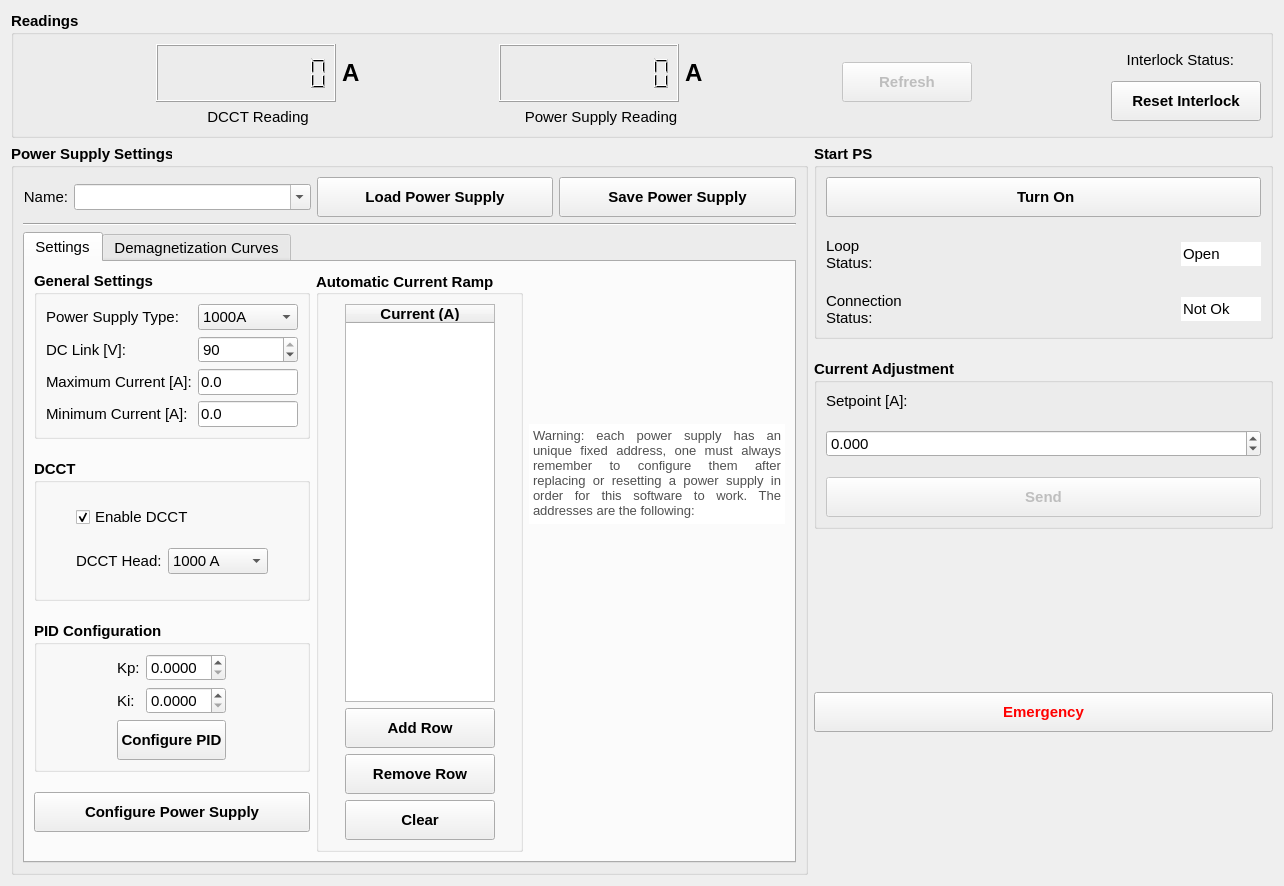
This is hallbench/gui/ui/supplywidget.ui in lnls-ima/hall-bench-control as Qt 5 draws it before an edit. The edited form follows.
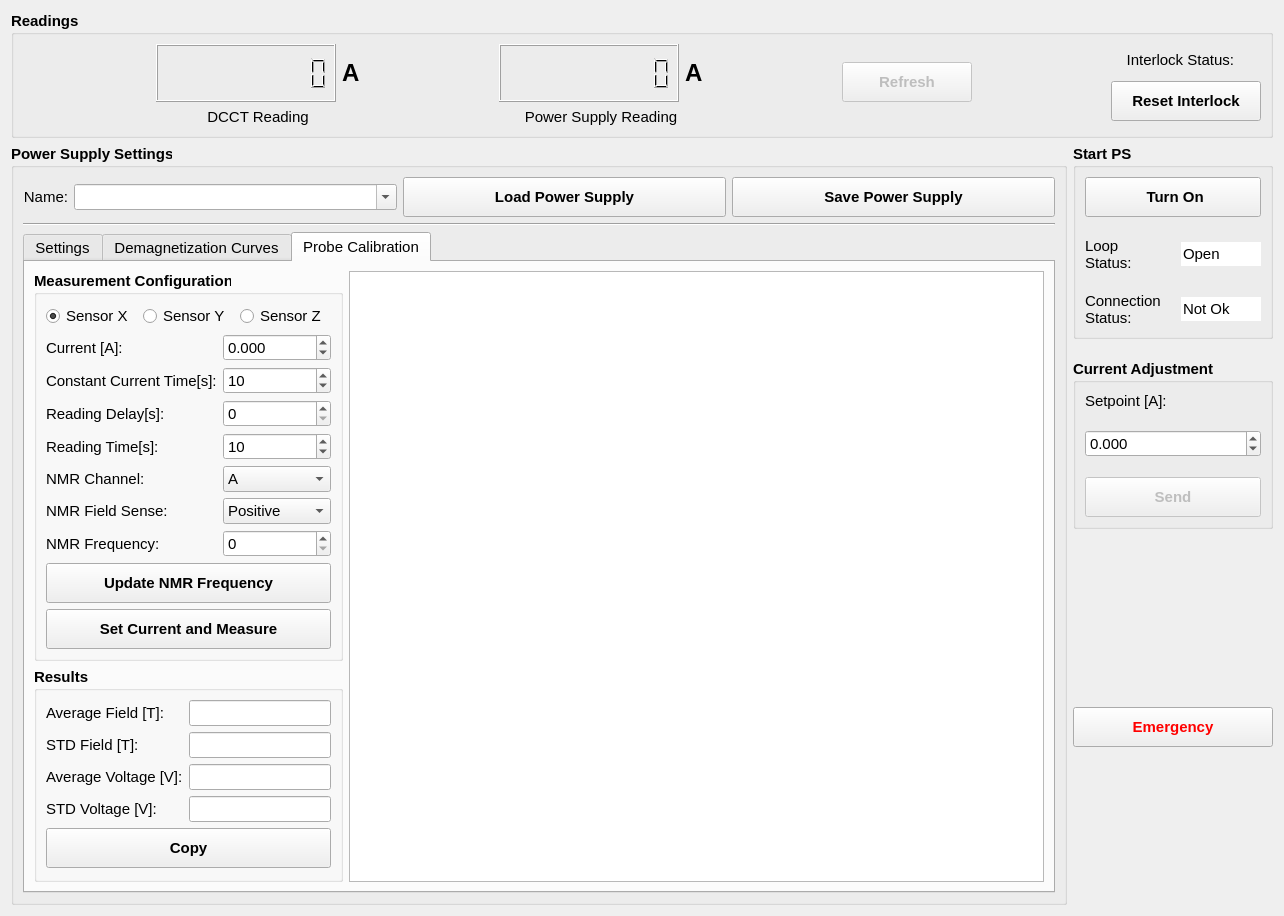
This is the edited form. The open tabs and pages were chosen to show the change. Icons and pictures are not drawn. Custom widgets are drawn as their Qt base class.

Commit message: Adding probe calibration tab in power supply widget

The edit to the form file:
```diff
--- a/hallbench/gui/ui/supplywidget.ui
+++ b/hallbench/gui/ui/supplywidget.ui
@@ -448,7 +448,7 @@
          </font>
         </property>
         <property name="currentIndex">
-         <number>1</number>
+         <number>0</number>
         </property>
         <property name="iconSize">
          <size>
@@ -1251,7 +1251,7 @@
              <bool>true</bool>
             </property>
             <property name="currentIndex">
-             <number>3</number>
+             <number>0</number>
             </property>
             <widget class="QWidget" name="tab0">
              <attribute name="title">
@@ -2782,6 +2782,522 @@
           </item>
          </layout>
         </widget>
+        <widget class="QWidget" name="tab_3">
+         <attribute name="title">
+          <string>Probe Calibration</string>
+         </attribute>
+         <layout class="QGridLayout" name="gridLayout_21">
+          <item row="0" column="0">
+           <widget class="QGroupBox" name="groupBox_3">
+            <property name="font">
+             <font>
+              <weight>75</weight>
+              <bold>true</bold>
+             </font>
+            </property>
+            <property name="title">
+             <string>Measurement Configuration</string>
+            </property>
+            <layout class="QGridLayout" name="gridLayout_19">
+             <item row="0" column="0" colspan="2">
+              <layout class="QHBoxLayout" name="horizontalLayout_10">
+               <item>
+                <widget class="QRadioButton" name="pc_sensorx_rb">
+                 <property name="font">
+                  <font>
+                   <weight>50</weight>
+                   <bold>false</bold>
+                  </font>
+                 </property>
+                 <property name="text">
+                  <string>Sensor X</string>
+                 </property>
+                 <property name="checked">
+                  <bool>true</bool>
+                 </property>
+                </widget>
+               </item>
+               <item>
+                <widget class="QRadioButton" name="pc_sensory_rb">
+                 <property name="font">
+                  <font>
+                   <weight>50</weight>
+                   <bold>false</bold>
+                  </font>
+                 </property>
+                 <property name="text">
+                  <string>Sensor Y</string>
+                 </property>
+                 <property name="checked">
+                  <bool>false</bool>
+                 </property>
+                </widget>
+               </item>
+               <item>
+                <widget class="QRadioButton" name="pc_sensorz_rb">
+                 <property name="font">
+                  <font>
+                   <weight>50</weight>
+                   <bold>false</bold>
+                  </font>
+                 </property>
+                 <property name="text">
+                  <string>Sensor Z</string>
+                 </property>
+                </widget>
+               </item>
+              </layout>
+             </item>
+             <item row="4" column="0">
+              <widget class="QLabel" name="label_4">
+               <property name="font">
+                <font>
+                 <weight>50</weight>
+                 <bold>false</bold>
+                </font>
+               </property>
+               <property name="text">
+                <string>Current [A]:</string>
+               </property>
+              </widget>
+             </item>
+             <item row="4" column="1">
+              <widget class="QDoubleSpinBox" name="pc_current_sb">
+               <property name="font">
+                <font>
+                 <weight>50</weight>
+                 <bold>false</bold>
+                </font>
+               </property>
+               <property name="decimals">
+                <number>3</number>
+               </property>
+               <property name="minimum">
+                <double>-1000.000000000000000</double>
+               </property>
+               <property name="maximum">
+                <double>1000.000000000000000</double>
+               </property>
+              </widget>
+             </item>
+             <item row="5" column="0">
+              <widget class="QLabel" name="label_6">
+               <property name="font">
+                <font>
+                 <weight>50</weight>
+                 <bold>false</bold>
+                </font>
+               </property>
+               <property name="text">
+                <string>Constant Current Time[s]:</string>
+               </property>
+              </widget>
+             </item>
+             <item row="5" column="1">
+              <widget class="QSpinBox" name="pc_time_sb">
+               <property name="font">
+                <font>
+                 <weight>50</weight>
+                 <bold>false</bold>
+                </font>
+               </property>
+               <property name="maximum">
+                <number>1000</number>
+               </property>
+               <property name="value">
+                <number>10</number>
+               </property>
+              </widget>
+             </item>
+             <item row="6" column="0">
+              <widget class="QLabel" name="label_7">
+               <property name="font">
+                <font>
+                 <weight>50</weight>
+                 <bold>false</bold>
+                </font>
+               </property>
+               <property name="text">
+                <string>Reading Delay[s]:</string>
+               </property>
+              </widget>
+             </item>
+             <item row="6" column="1">
+              <widget class="QSpinBox" name="pc_delay_sb">
+               <property name="font">
+                <font>
+                 <weight>50</weight>
+                 <bold>false</bold>
+                </font>
+               </property>
+               <property name="maximum">
+                <number>1000</number>
+               </property>
+              </widget>
+             </item>
+             <item row="7" column="0">
+              <widget class="QLabel" name="label_8">
+               <property name="font">
+                <font>
+                 <weight>50</weight>
+                 <bold>false</bold>
+                </font>
+               </property>
+               <property name="text">
+                <string>Reading Time[s]:</string>
+               </property>
+              </widget>
+             </item>
+             <item row="7" column="1">
+              <widget class="QSpinBox" name="pc_readingtime_sb">
+               <property name="font">
+                <font>
+                 <weight>50</weight>
+                 <bold>false</bold>
+                </font>
+               </property>
+               <property name="maximum">
+                <number>1000</number>
+               </property>
+               <property name="value">
+                <number>10</number>
+               </property>
+              </widget>
+             </item>
+             <item row="13" column="0" colspan="2">
+              <widget class="QPushButton" name="pc_updatefreq_btn">
+               <property name="minimumSize">
+                <size>
+                 <width>0</width>
+                 <height>40</height>
+                </size>
+               </property>
+               <property name="text">
+                <string>Update NMR Frequency</string>
+               </property>
+              </widget>
+             </item>
+             <item row="14" column="0" colspan="2">
+              <widget class="QPushButton" name="pc_measure_btn">
+               <property name="minimumSize">
+                <size>
+                 <width>0</width>
+                 <height>40</height>
+                </size>
+               </property>
+               <property name="font">
+                <font>
+                 <weight>75</weight>
+                 <bold>true</bold>
+                </font>
+               </property>
+               <property name="text">
+                <string>Set Current and Measure</string>
+               </property>
+              </widget>
+             </item>
+             <item row="11" column="0">
+              <widget class="QLabel" name="label_14">
+               <property name="font">
+                <font>
+                 <weight>50</weight>
+                 <bold>false</bold>
+                </font>
+               </property>
+               <property name="text">
+                <string>NMR Frequency:</string>
+               </property>
+              </widget>
+             </item>
+             <item row="9" column="0">
+              <widget class="QLabel" name="label_13">
+               <property name="font">
+                <font>
+                 <weight>50</weight>
+                 <bold>false</bold>
+                </font>
+               </property>
+               <property name="text">
+                <string>NMR Channel:</string>
+               </property>
+              </widget>
+             </item>
+             <item row="11" column="1">
+              <widget class="QSpinBox" name="pc_nmrfreq_sb">
+               <property name="font">
+                <font>
+                 <weight>50</weight>
+                 <bold>false</bold>
+                </font>
+               </property>
+               <property name="maximum">
+                <number>4095</number>
+               </property>
+              </widget>
+             </item>
+             <item row="9" column="1">
+              <widget class="QComboBox" name="pc_nmrchannel_cmb">
+               <property name="font">
+                <font>
+                 <weight>50</weight>
+                 <bold>false</bold>
+                </font>
+               </property>
+               <item>
+                <property name="text">
+                 <string>A</string>
+                </property>
+               </item>
+               <item>
+                <property name="text">
+                 <string>B</string>
+                </property>
+               </item>
+               <item>
+                <property name="text">
+                 <string>C</string>
+                </property>
+               </item>
+               <item>
+                <property name="text">
+                 <string>D</string>
+                </property>
+               </item>
+               <item>
+                <property name="text">
+                 <string>E</string>
+                </property>
+               </item>
+               <item>
+                <property name="text">
+                 <string>F</string>
+                </property>
+               </item>
+               <item>
+                <property name="text">
+                 <string>G</string>
+                </property>
+               </item>
+               <item>
+                <property name="text">
+                 <string>H</string>
+                </property>
+               </item>
+              </widget>
+             </item>
+             <item row="10" column="0">
+              <widget class="QLabel" name="label_15">
+               <property name="font">
+                <font>
+                 <weight>50</weight>
+                 <bold>false</bold>
+                </font>
+               </property>
+               <property name="text">
+                <string>NMR Field Sense:</string>
+               </property>
+              </widget>
+             </item>
+             <item row="10" column="1">
+              <widget class="QComboBox" name="pc_nmrsense_cmb">
+               <property name="font">
+                <font>
+                 <weight>50</weight>
+                 <bold>false</bold>
+                </font>
+               </property>
+               <property name="currentIndex">
+                <number>1</number>
+               </property>
+               <item>
+                <property name="text">
+                 <string>Negative</string>
+                </property>
+               </item>
+               <item>
+                <property name="text">
+                 <string>Positive</string>
+                </property>
+               </item>
+              </widget>
+             </item>
+            </layout>
+           </widget>
+          </item>
+          <item row="0" column="1" rowspan="2">
+           <widget class="PlotWidget" name="pc_plot_pw">
+            <property name="backgroundBrush">
+             <brush brushstyle="NoBrush">
+              <color alpha="255">
+               <red>255</red>
+               <green>255</green>
+               <blue>255</blue>
+              </color>
+             </brush>
+            </property>
+            <property name="foregroundBrush">
+             <brush brushstyle="NoBrush">
+              <color alpha="255">
+               <red>252</red>
+               <green>255</green>
+               <blue>255</blue>
+              </color>
+             </brush>
+            </property>
+           </widget>
+          </item>
+          <item row="1" column="0">
+           <widget class="QGroupBox" name="groupBox_4">
+            <property name="font">
+             <font>
+              <weight>75</weight>
+              <bold>true</bold>
+             </font>
+            </property>
+            <property name="title">
+             <string>Results</string>
+            </property>
+            <layout class="QGridLayout" name="gridLayout_20">
+             <item row="0" column="0">
+              <widget class="QLabel" name="label_9">
+               <property name="font">
+                <font>
+                 <weight>50</weight>
+                 <bold>false</bold>
+                </font>
+               </property>
+               <property name="text">
+                <string>Average Field [T]:</string>
+               </property>
+              </widget>
+             </item>
+             <item row="0" column="1">
+              <widget class="QLineEdit" name="pc_field_le">
+               <property name="sizePolicy">
+                <sizepolicy hsizetype="Preferred" vsizetype="Fixed">
+                 <horstretch>0</horstretch>
+                 <verstretch>0</verstretch>
+                </sizepolicy>
+               </property>
+               <property name="font">
+                <font>
+                 <weight>50</weight>
+                 <bold>false</bold>
+                </font>
+               </property>
+               <property name="readOnly">
+                <bool>true</bool>
+               </property>
+              </widget>
+             </item>
+             <item row="1" column="0">
+              <widget class="QLabel" name="label_11">
+               <property name="font">
+                <font>
+                 <weight>50</weight>
+                 <bold>false</bold>
+                </font>
+               </property>
+               <property name="text">
+                <string>STD Field [T]:</string>
+               </property>
+              </widget>
+             </item>
+             <item row="1" column="1">
+              <widget class="QLineEdit" name="pc_fieldstd_le">
+               <property name="sizePolicy">
+                <sizepolicy hsizetype="Preferred" vsizetype="Fixed">
+                 <horstretch>0</horstretch>
+                 <verstretch>0</verstretch>
+                </sizepolicy>
+               </property>
+               <property name="font">
+                <font>
+                 <weight>50</weight>
+                 <bold>false</bold>
+                </font>
+               </property>
+              </widget>
+             </item>
+             <item row="2" column="0">
+              <widget class="QLabel" name="label_10">
+               <property name="font">
+                <font>
+                 <weight>50</weight>
+                 <bold>false</bold>
+                </font>
+               </property>
+               <property name="text">
+                <string>Average Voltage [V]:</string>
+               </property>
+              </widget>
+             </item>
+             <item row="2" column="1">
+              <widget class="QLineEdit" name="pc_volt_le">
+               <property name="sizePolicy">
+                <sizepolicy hsizetype="Preferred" vsizetype="Fixed">
+                 <horstretch>0</horstretch>
+                 <verstretch>0</verstretch>
+                </sizepolicy>
+               </property>
+               <property name="font">
+                <font>
+                 <weight>50</weight>
+                 <bold>false</bold>
+                </font>
+               </property>
+              </widget>
+             </item>
+             <item row="3" column="0">
+              <widget class="QLabel" name="label_12">
+               <property name="font">
+                <font>
+                 <weight>50</weight>
+                 <bold>false</bold>
+                </font>
+               </property>
+               <property name="text">
+                <string>STD Voltage [V]:</string>
+               </property>
+              </widget>
+             </item>
+             <item row="3" column="1">
+              <widget class="QLineEdit" name="pc_voltstd_le">
+               <property name="sizePolicy">
+                <sizepolicy hsizetype="Preferred" vsizetype="Fixed">
+                 <horstretch>0</horstretch>
+                 <verstretch>0</verstretch>
+                </sizepolicy>
+               </property>
+               <property name="font">
+                <font>
+                 <weight>50</weight>
+                 <bold>false</bold>
+                </font>
+               </property>
+               <property name="text">
+                <string/>
+               </property>
+              </widget>
+             </item>
+             <item row="4" column="0" colspan="2">
+              <widget class="QPushButton" name="pc_copy_btn">
+               <property name="minimumSize">
+                <size>
+                 <width>0</width>
+                 <height>40</height>
+                </size>
+               </property>
+               <property name="text">
+                <string>Copy</string>
+               </property>
+              </widget>
+             </item>
+            </layout>
+           </widget>
+          </item>
+         </layout>
+        </widget>
        </widget>
       </item>
      </layout>
@@ -2932,6 +3448,12 @@
         </item>
         <item row="2" column="1">
          <widget class="QLineEdit" name="le_status_con">
+          <property name="sizePolicy">
+           <sizepolicy hsizetype="Maximum" vsizetype="Fixed">
+            <horstretch>0</horstretch>
+            <verstretch>0</verstretch>
+           </sizepolicy>
+          </property>
           <property name="maximumSize">
            <size>
             <width>80</width>
@@ -3152,6 +3674,84 @@
    </item>
   </layout>
  </widget>
+ <customwidgets>
+  <customwidget>
+   <class>PlotWidget</class>
+   <extends>QGraphicsView</extends>
+   <header>pyqtgraph</header>
+  </customwidget>
+ </customwidgets>
+ <tabstops>
+  <tabstop>pb_refresh</tabstop>
+  <tabstop>pb_interlock</tabstop>
+  <tabstop>pb_reset_inter</tabstop>
+  <tabstop>pb_ps_button</tabstop>
+  <tabstop>le_status_loop</tabstop>
+  <tabstop>le_status_con</tabstop>
+  <tabstop>sb_current_setpoint</tabstop>
+  <tabstop>pb_send</tabstop>
+  <tabstop>pb_emergency</tabstop>
+  <tabstop>cb_ps_name</tabstop>
+  <tabstop>pb_load_ps</tabstop>
+  <tabstop>pb_save_ps</tabstop>
+  <tabstop>tabWidget_2</tabstop>
+  <tabstop>cb_ps_type</tabstop>
+  <tabstop>sb_dclink</tabstop>
+  <tabstop>le_maximum_current</tabstop>
+  <tabstop>le_minimum_current</tabstop>
+  <tabstop>chb_dcct</tabstop>
+  <tabstop>cb_dcct_select</tabstop>
+  <tabstop>sb_kp</tabstop>
+  <tabstop>sb_ki</tabstop>
+  <tabstop>pb_config_pid</tabstop>
+  <tabstop>pb_config_ps</tabstop>
+  <tabstop>tw_currents</tabstop>
+  <tabstop>pb_add_row</tabstop>
+  <tabstop>pb_remove_row</tabstop>
+  <tabstop>pb_clear_table</tabstop>
+  <tabstop>textBrowser</tabstop>
+  <tabstop>tabWidget_3</tabstop>
+  <tabstop>le_damp_sin_ampl</tabstop>
+  <tabstop>le_damp_sin_offset</tabstop>
+  <tabstop>le_damp_sin_freq</tabstop>
+  <tabstop>le_damp_sin_ncycles</tabstop>
+  <tabstop>le_damp_sin_phase</tabstop>
+  <tabstop>le_damp_sin_phasef</tabstop>
+  <tabstop>le_damp_sin_damping</tabstop>
+  <tabstop>pb_send_curve</tabstop>
+  <tabstop>pb_cycle</tabstop>
+  <tabstop>pb_plot</tabstop>
+  <tabstop>le_sinusoidal_amplitude</tabstop>
+  <tabstop>le_sinusoidal_offset</tabstop>
+  <tabstop>le_sinusoidal_frequency</tabstop>
+  <tabstop>le_sinusoidal_ncycles</tabstop>
+  <tabstop>le_sinusoidal_phase</tabstop>
+  <tabstop>le_sinusoidal_phasef</tabstop>
+  <tabstop>le_damp_sin2_ampl</tabstop>
+  <tabstop>le_damp_sin2_offset</tabstop>
+  <tabstop>le_damp_sin2_freq</tabstop>
+  <tabstop>le_damp_sin2_ncycles</tabstop>
+  <tabstop>le_damp_sin2_phase</tabstop>
+  <tabstop>le_damp_sin2_phasef</tabstop>
+  <tabstop>le_damp_sin2_damping</tabstop>
+  <tabstop>le_trapezoidal_offset</tabstop>
+  <tabstop>tw_trapezoidal</tabstop>
+  <tabstop>pb_add_row_2</tabstop>
+  <tabstop>pb_remove_row_2</tabstop>
+  <tabstop>pb_clear_table_2</tabstop>
+  <tabstop>pc_sensorx_rb</tabstop>
+  <tabstop>pc_sensorz_rb</tabstop>
+  <tabstop>pc_current_sb</tabstop>
+  <tabstop>pc_time_sb</tabstop>
+  <tabstop>pc_delay_sb</tabstop>
+  <tabstop>pc_readingtime_sb</tabstop>
+  <tabstop>pc_measure_btn</tabstop>
+  <tabstop>pc_field_le</tabstop>
+  <tabstop>pc_fieldstd_le</tabstop>
+  <tabstop>pc_volt_le</tabstop>
+  <tabstop>pc_voltstd_le</tabstop>
+  <tabstop>pc_plot_pw</tabstop>
+ </tabstops>
  <resources/>
  <connections>
   <connection>
```
Left out of the diff: 24 changed lines with no effect on the pictures. The commit also changes 3 other files.
